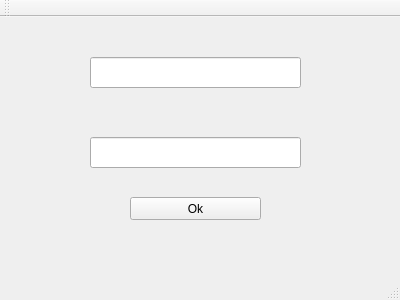
GodfreyII/task3, file mainwindow.ui: the form before one commit.
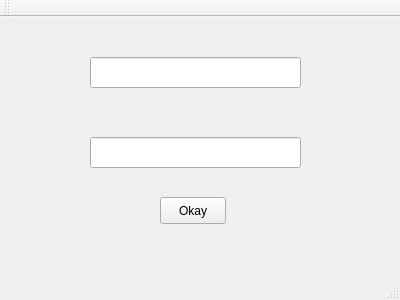
The form after the commit.

What changed in the file:
```diff
--- a/mainwindow.ui
+++ b/mainwindow.ui
@@ -14,19 +14,6 @@
    <string>MainWindow</string>
   </property>
   <widget class="QWidget" name="centralWidget">
-   <widget class="QPushButton" name="pushButton">
-    <property name="geometry">
-     <rect>
-      <x>130</x>
-      <y>180</y>
-      <width>131</width>
-      <height>23</height>
-     </rect>
-    </property>
-    <property name="text">
-     <string>Ok</string>
-    </property>
-   </widget>
    <widget class="QLineEdit" name="lineEdit_2">
     <property name="geometry">
      <rect>
@@ -50,6 +37,19 @@
      <string/>
     </property>
    </widget>
+   <widget class="QPushButton" name="pushButton">
+    <property name="geometry">
+     <rect>
+      <x>160</x>
+      <y>180</y>
+      <width>66</width>
+      <height>27</height>
+     </rect>
+    </property>
+    <property name="text">
+     <string>Okay</string>
+    </property>
+   </widget>
   </widget>
   <widget class="QMenuBar" name="menuBar">
    <property name="geometry">
```
